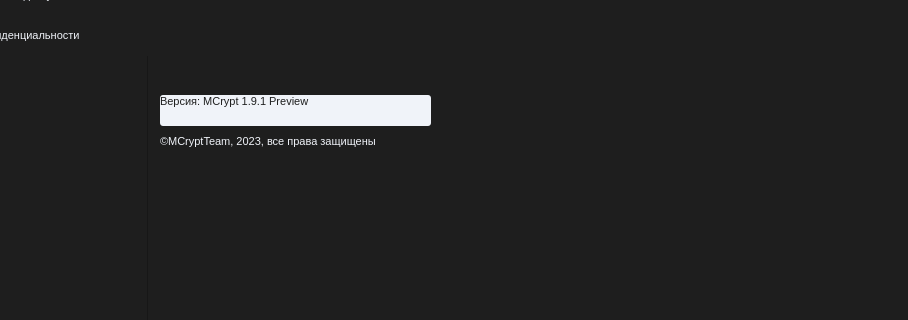
First picture: the form in views/templates/settings_win_dark.ui, repository Aiow-dev/MCryptApp, before the edit; both pictures show x 152 to 1060 and y 145 to 465 of the 1060 by 780 pixel window.
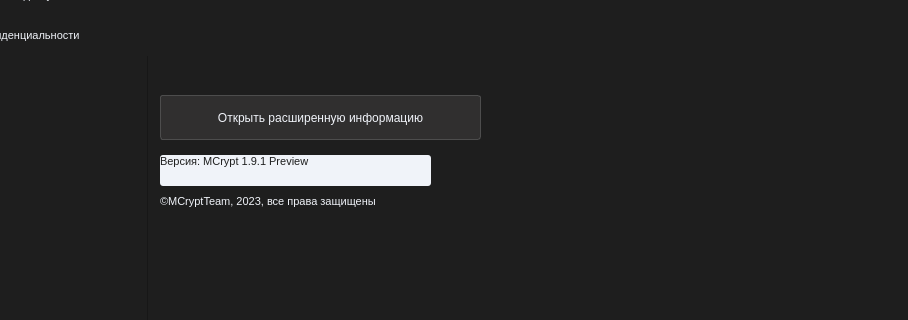
Second picture: the form after the edit. The open tabs and pages were chosen to show the change.

Commit message: add extended program info window

Patch:
```diff
--- a/views/templates/settings_win_dark.ui
+++ b/views/templates/settings_win_dark.ui
@@ -207,7 +207,7 @@
        <property name="geometry">
         <rect>
          <x>6</x>
-         <y>240</y>
+         <y>300</y>
          <width>271</width>
          <height>31</height>
         </rect>
@@ -238,7 +238,7 @@
        <property name="geometry">
         <rect>
          <x>6</x>
-         <y>280</y>
+         <y>340</y>
          <width>751</width>
          <height>31</height>
         </rect>
@@ -285,6 +285,31 @@
         <string>MCrypt - программное обеспечение, позволяющее выполнять шифрование, дешифрование, хеширование и множество других преобразований быстро и эффективно. При этом, MCrypt позволяет просмотреть каждый шаг выполнения данных преобразований, а также содержит справочник по различным алгоритмам шифрования, применяемых в данном программном обеспечении, что позволяет более подробно рассмотреть различные процессы преобразования данных. Также MCrypt содержит множество различных алгоритмов шифрования, включая более сложные алгоритмы шифрования, предоставляя возможность автоматического заполнения параметров шифрования, что позволяет существенно сократить время на шифрование данных</string>
        </property>
       </widget>
+      <widget class="QPushButton" name="ext_info_btn">
+       <property name="geometry">
+        <rect>
+         <x>6</x>
+         <y>240</y>
+         <width>321</width>
+         <height>45</height>
+        </rect>
+       </property>
+       <property name="styleSheet">
+        <string notr="true">QPushButton {
+	border: 1px solid rgb(77, 77, 77);
+	border-radius: 3px;
+	background-color: rgb(48, 47, 47);
+	color: rgb(240, 243, 249);
+}
+
+QPushButton:hover {
+	background-color: rgb(77, 77, 77);
+}</string>
+       </property>
+       <property name="text">
+        <string>Открыть расширенную информацию</string>
+       </property>
+      </widget>
      </widget>
      <widget class="QWidget" name="color_style_page">
       <widget class="QFrame" name="frame">
```
Left out of the diff: 2 changed lines with no effect on the pictures. The commit also changes 12 other files.
